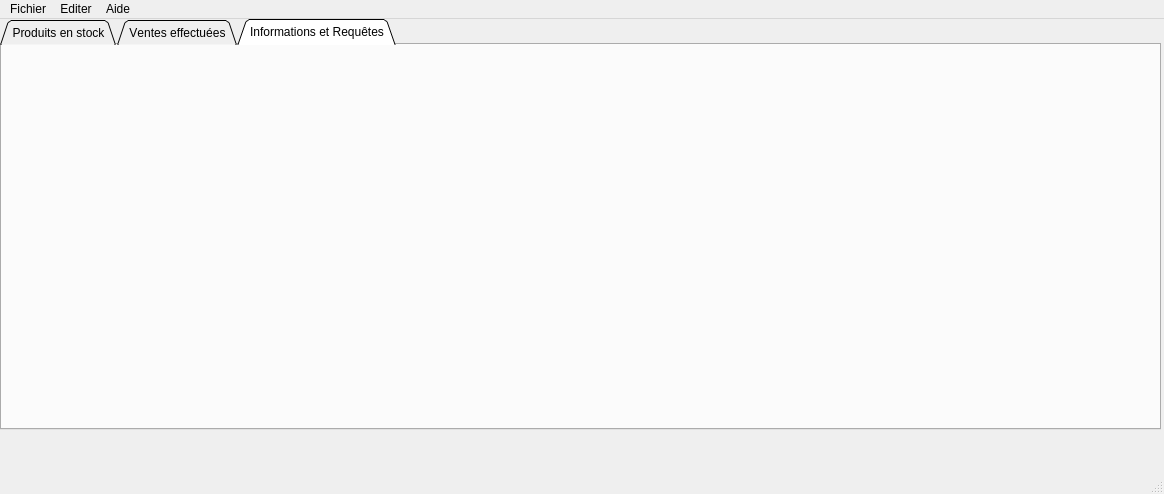
First picture: the form in GestionDeStock/mainwindow.ui, repository pawamoy/gestion-de-stock, before the edit.
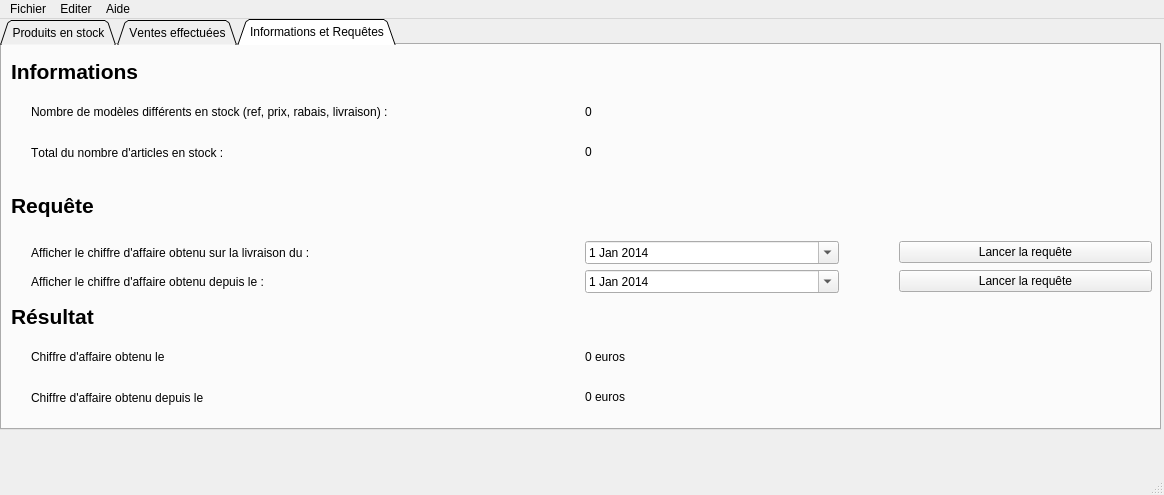
Second picture: the form after the edit. The open tabs and pages were chosen to show the change. Icons and pictures are not drawn.

Patch:
```diff
--- a/GestionDeStock/mainwindow.ui
+++ b/GestionDeStock/mainwindow.ui
@@ -7,7 +7,7 @@
     <x>0</x>
     <y>0</y>
     <width>1164</width>
-    <height>494</height>
+    <height>495</height>
    </rect>
   </property>
   <property name="windowTitle">
@@ -436,7 +436,275 @@
            <height>361</height>
           </rect>
          </property>
-         <layout class="QVBoxLayout" name="verticalLayout"/>
+         <layout class="QVBoxLayout" name="verticalLayout">
+          <item>
+           <layout class="QVBoxLayout" name="verticalLayout_6">
+            <item>
+             <widget class="QLabel" name="label">
+              <property name="font">
+               <font>
+                <pointsize>16</pointsize>
+                <weight>75</weight>
+                <bold>true</bold>
+               </font>
+              </property>
+              <property name="text">
+               <string>Informations</string>
+              </property>
+             </widget>
+            </item>
+            <item>
+             <layout class="QHBoxLayout" name="horizontalLayout_7">
+              <item>
+               <widget class="QLabel" name="label_2">
+                <property name="text">
+                 <string>Nombre de modèles différents en stock (ref, prix, rabais, livraison) :</string>
+                </property>
+                <property name="margin">
+                 <number>0</number>
+                </property>
+                <property name="indent">
+                 <number>20</number>
+                </property>
+               </widget>
+              </item>
+              <item>
+               <widget class="QLabel" name="nb_model">
+                <property name="text">
+                 <string>0</string>
+                </property>
+                <property name="textInteractionFlags">
+                 <set>Qt::TextSelectableByMouse</set>
+                </property>
+               </widget>
+              </item>
+             </layout>
+            </item>
+            <item>
+             <layout class="QHBoxLayout" name="horizontalLayout_8">
+              <item>
+               <widget class="QLabel" name="label_3">
+                <property name="text">
+                 <string>Total du nombre d'articles en stock :</string>
+                </property>
+                <property name="indent">
+                 <number>20</number>
+                </property>
+               </widget>
+              </item>
+              <item>
+               <widget class="QLabel" name="nb_article">
+                <property name="text">
+                 <string>0</string>
+                </property>
+                <property name="textInteractionFlags">
+                 <set>Qt::TextSelectableByMouse</set>
+                </property>
+               </widget>
+              </item>
+             </layout>
+            </item>
+           </layout>
+          </item>
+          <item>
+           <layout class="QVBoxLayout" name="verticalLayout_8">
+            <item>
+             <widget class="QLabel" name="label_4">
+              <property name="font">
+               <font>
+                <pointsize>16</pointsize>
+                <weight>75</weight>
+                <bold>true</bold>
+               </font>
+              </property>
+              <property name="text">
+               <string>Requête</string>
+              </property>
+             </widget>
+            </item>
+            <item>
+             <layout class="QHBoxLayout" name="horizontalLayout_11">
+              <item>
+               <widget class="QLabel" name="label_5">
+                <property name="text">
+                 <string>Afficher le chiffre d'affaire obtenu sur la livraison du :</string>
+                </property>
+                <property name="indent">
+                 <number>20</number>
+                </property>
+               </widget>
+              </item>
+              <item>
+               <layout class="QHBoxLayout" name="horizontalLayout_9">
+                <property name="spacing">
+                 <number>60</number>
+                </property>
+                <item>
+                 <widget class="QDateEdit" name="date_requete">
+                  <property name="calendarPopup">
+                   <bool>true</bool>
+                  </property>
+                  <property name="date">
+                   <date>
+                    <year>2014</year>
+                    <month>1</month>
+                    <day>1</day>
+                   </date>
+                  </property>
+                 </widget>
+                </item>
+                <item>
+                 <widget class="QPushButton" name="lancer_requete">
+                  <property name="text">
+                   <string>Lancer la requête</string>
+                  </property>
+                  <property name="icon">
+                   <iconset>
+                    <normaloff>../appdata/arrow-right.png</normaloff>../appdata/arrow-right.png</iconset>
+                  </property>
+                 </widget>
+                </item>
+               </layout>
+              </item>
+             </layout>
+            </item>
+            <item>
+             <layout class="QHBoxLayout" name="horizontalLayout_14">
+              <item>
+               <widget class="QLabel" name="label_7">
+                <property name="text">
+                 <string>Afficher le chiffre d'affaire obtenu depuis le :</string>
+                </property>
+                <property name="indent">
+                 <number>20</number>
+                </property>
+               </widget>
+              </item>
+              <item>
+               <layout class="QHBoxLayout" name="horizontalLayout_15">
+                <property name="spacing">
+                 <number>60</number>
+                </property>
+                <item>
+                 <widget class="QDateEdit" name="dateEdit">
+                  <property name="calendarPopup">
+                   <bool>true</bool>
+                  </property>
+                  <property name="date">
+                   <date>
+                    <year>2014</year>
+                    <month>1</month>
+                    <day>1</day>
+                   </date>
+                  </property>
+                 </widget>
+                </item>
+                <item>
+                 <widget class="QPushButton" name="pushButton">
+                  <property name="text">
+                   <string>Lancer la requête</string>
+                  </property>
+                  <property name="icon">
+                   <iconset>
+                    <normaloff>../appdata/arrow-right.png</normaloff>../appdata/arrow-right.png</iconset>
+                  </property>
+                 </widget>
+                </item>
+               </layout>
+              </item>
+             </layout>
+            </item>
+           </layout>
+          </item>
+          <item>
+           <layout class="QVBoxLayout" name="verticalLayout_7">
+            <item>
+             <widget class="QLabel" name="label_6">
+              <property name="font">
+               <font>
+                <pointsize>16</pointsize>
+                <weight>75</weight>
+                <bold>true</bold>
+               </font>
+              </property>
+              <property name="text">
+               <string>Résultat</string>
+              </property>
+             </widget>
+            </item>
+            <item>
+             <layout class="QHBoxLayout" name="horizontalLayout_12">
+              <item>
+               <layout class="QHBoxLayout" name="horizontalLayout_13">
+                <item>
+                 <widget class="QLabel" name="label_8">
+                  <property name="text">
+                   <string>Chiffre d'affaire obtenu le </string>
+                  </property>
+                  <property name="indent">
+                   <number>20</number>
+                  </property>
+                 </widget>
+                </item>
+                <item>
+                 <widget class="QLabel" name="date_result">
+                  <property name="text">
+                   <string/>
+                  </property>
+                 </widget>
+                </item>
+               </layout>
+              </item>
+              <item>
+               <widget class="QLabel" name="recette_result">
+                <property name="text">
+                 <string>0 euros</string>
+                </property>
+                <property name="textInteractionFlags">
+                 <set>Qt::TextSelectableByMouse</set>
+                </property>
+               </widget>
+              </item>
+             </layout>
+            </item>
+            <item>
+             <layout class="QHBoxLayout" name="horizontalLayout_16">
+              <item>
+               <layout class="QHBoxLayout" name="horizontalLayout_17">
+                <item>
+                 <widget class="QLabel" name="label_10">
+                  <property name="text">
+                   <string>Chiffre d'affaire obtenu depuis le</string>
+                  </property>
+                  <property name="indent">
+                   <number>20</number>
+                  </property>
+                 </widget>
+                </item>
+                <item>
+                 <widget class="QLabel" name="label_11">
+                  <property name="text">
+                   <string/>
+                  </property>
+                 </widget>
+                </item>
+               </layout>
+              </item>
+              <item>
+               <widget class="QLabel" name="label_9">
+                <property name="text">
+                 <string>0 euros</string>
+                </property>
+                <property name="textInteractionFlags">
+                 <set>Qt::TextSelectableByMouse</set>
+                </property>
+               </widget>
+              </item>
+             </layout>
+            </item>
+           </layout>
+          </item>
+         </layout>
         </widget>
        </widget>
       </widget>
```
Left out of the diff: 2 changed lines with no effect on the pictures.
